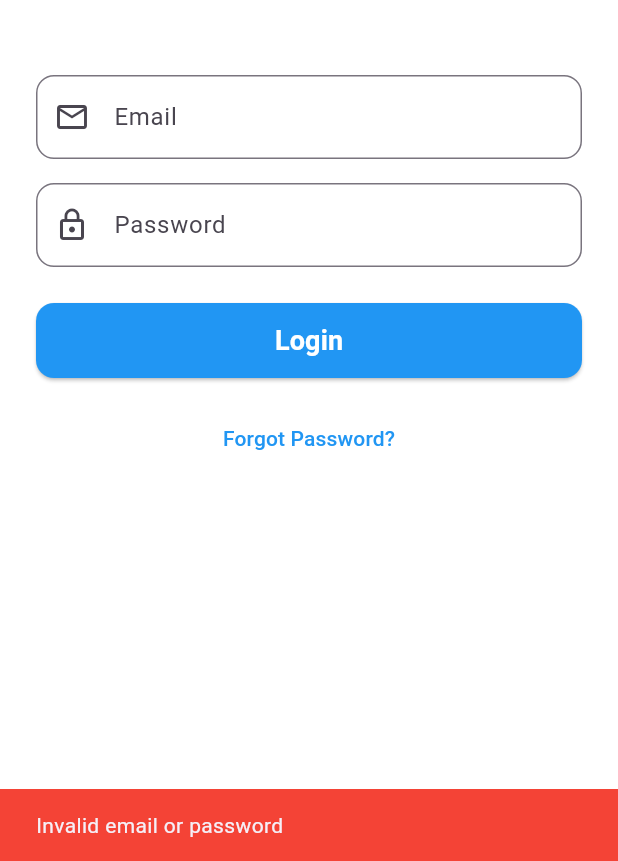
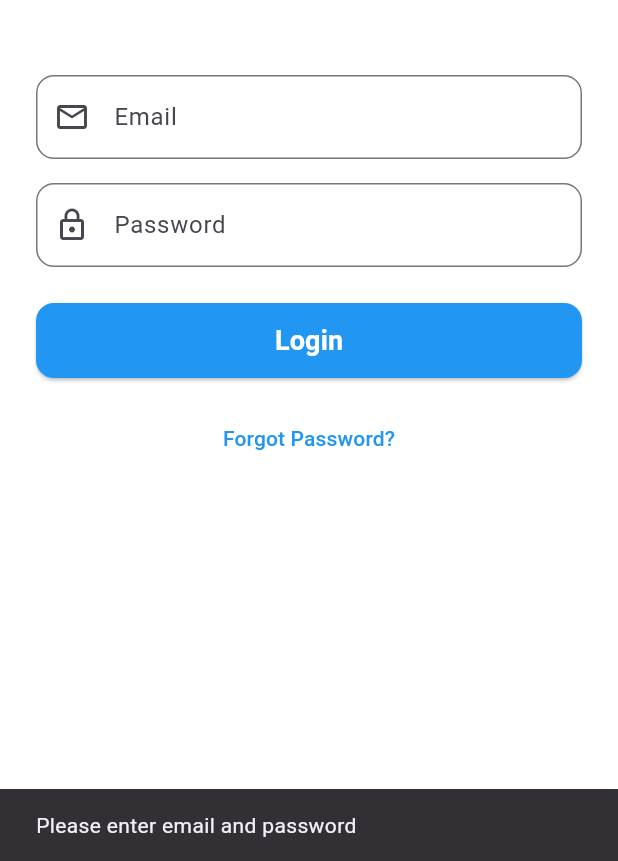
Before and after one commit to HoangTu910/MiApp, a Flutter app: the screen it shows after launch, after a tap on "Login", on a phone screen of 412 x 824 dp, the part 375-1236 px from its top. Run offline on Flutter 3.47's test engine with Material 3 defaults, Android fonts, the phone set to English and light mode, and no system bars; our stand-ins replace firebase_auth, firebase_core, go_router; accounts and stored records are empty.

Commit message:
commit last

```diff
--- a/lib/features/auth/presentation/pages/login.dart
+++ b/lib/features/auth/presentation/pages/login.dart
@@ -1,127 +1,14 @@
 import 'package:flutter/material.dart';
-import 'package:go_router/go_router.dart';
-import 'package:miapp/config/route/route.dart';
+import 'package:miapp/features/auth/presentation/widgets/login_form.dart';
 
-class LoginPage extends StatefulWidget {
+class LoginPage extends StatelessWidget {
   const LoginPage({super.key});
 
   @override
-  State<LoginPage> createState() => _LoginPageState();
-}
-
-class _LoginPageState extends State<LoginPage> {
-  final _emailController = TextEditingController();
-  final _passwordController = TextEditingController();
-
-  Future<void> _login() async {
-    const validEmail = "test@test.com";
-    const validPassword = "123456";
-
-    if (_emailController.text == validEmail &&
-        _passwordController.text == validPassword) {
-      context.push(AppRoute.main); // Update your route configuration
-    } else {
-      ScaffoldMessenger.of(context).showSnackBar(
-        const SnackBar(
-          content: Text('Invalid email or password'),
-          backgroundColor: Colors.red,
-        ),
-      );
-    }
-  }
-
-  @override
   Widget build(BuildContext context) {
-    return Scaffold(
+    return const Scaffold(
       backgroundColor: Colors.white,
-      body: SingleChildScrollView(
-        child: Column(
-          children: [
-            const SizedBox(height: 100),
-            Image.asset(
-              "assets/images/owllogo.png",
-              height: 150, // Reduced height
-              width: 150, // Added width to maintain aspect ratio
-              fit: BoxFit.contain, // Added to ensure proper scaling
-            ),
-            const SizedBox(height: 50),
-            Padding(
-              padding: const EdgeInsets.symmetric(horizontal: 24),
-              child: Column(
-                children: [
-                    TextField(
-                      controller: _emailController,
-                      cursorColor: Colors.blue, // Add this line to change cursor color
-                      decoration: InputDecoration(
-                      hintText: 'Email',
-                      prefixIcon: const Icon(Icons.email_outlined),
-                      border: OutlineInputBorder(
-                      borderRadius: BorderRadius.circular(12),
-                    ),
-                    focusedBorder: OutlineInputBorder(
-                      borderRadius: BorderRadius.circular(12),
-                      borderSide: const BorderSide(color: Colors.blue, width: 2),
-                    ),
-                    ),
-                    ),
-                  const SizedBox(height: 16),
-                  TextField(
-                    cursorColor: Colors.blue,
-                    controller: _passwordController,
-                    obscureText: true,
-                    decoration: InputDecoration(
-                      hintText: 'Password',
-                      prefixIcon: const Icon(Icons.lock_outline),
-                      border: OutlineInputBorder(
-                        borderRadius: BorderRadius.circular(12),
-                      ),
-                      focusedBorder: OutlineInputBorder(
-                        borderRadius: BorderRadius.circular(12),
-                        borderSide: const BorderSide(color: Colors.blue, width: 2),
-                    ),
-                    ),
-                  ),
-                  const SizedBox(height: 24),
-                  SizedBox(
-                    width: double.infinity,
-                    height: 50,
-                    child: ElevatedButton(
-                      onPressed: () async {
-                        _login();
-                      },
-                      style: ElevatedButton.styleFrom(
-                        backgroundColor: Colors.blue,
-                        shape: RoundedRectangleBorder(
-                          borderRadius: BorderRadius.circular(12),
-                        ),
-                      ),
-                      child: const Text(
-                        'Login',
-                        style: TextStyle(
-                          color: Colors.white,
-                          fontSize: 18,
-                          fontWeight: FontWeight.bold,
-                        ),
-                      ),
-                    ),
-                  ),
-                  const SizedBox(height: 16),
-                  TextButton(
-                    onPressed: () {},
-                    child: const Text(
-                      'Forgot Password?',
-                      style: TextStyle(
-                        color: Colors.blue, // Change this color to whatever you want
-                        fontSize: 14,
-                      ),
-                    ),
-                  ),
-                ],
-              ),
-            ),
-          ],
-        ),
-      ),
+      body: LoginForm(),
     );
   }
 }
--- /dev/null
+++ b/lib/features/auth/presentation/widgets/login_form.dart
@@ -0,0 +1,159 @@
+import 'package:flutter/foundation.dart';
+import 'package:flutter/material.dart';
+import 'package:firebase_auth/firebase_auth.dart';
+import 'package:go_router/go_router.dart';
+import 'package:miapp/config/route/route.dart';
+
+class LoginForm extends StatefulWidget {
+  const LoginForm({super.key});
+
+  @override
+  State<LoginForm> createState() => _LoginFormState();
+}
+
+class _LoginFormState extends State<LoginForm> {
+  final _emailController = TextEditingController();
+  final _passwordController = TextEditingController();
+  bool _isLoading = false;
+
+  Future<void> _login() async {
+  if (_emailController.text.isEmpty || _passwordController.text.isEmpty) {
+    ScaffoldMessenger.of(context).showSnackBar(
+      const SnackBar(content: Text("Please enter email and password")),
+    );
+    return;
+  }
+
+  setState(() => _isLoading = true);
+
+  try {
+    final userCredential = await FirebaseAuth.instance.signInWithEmailAndPassword(
+      email: _emailController.text.trim(),
+      password: _passwordController.text.trim(),
+    );
+    if (!mounted) return;
+    context.push(AppRoute.main); // Navigate directly
+  } on FirebaseAuthException catch (e) {
+    if (!mounted) return;
+    String errorMessage = switch (e.code) {
+      'user-not-found' => 'No user found with this email',
+      'wrong-password' => 'Wrong password',
+      'user-disabled' => 'This account has been disabled',
+      'too-many-requests' => 'Too many attempts. Please try again later',
+      'invalid-email' => 'Invalid email address',
+      _ => e.message ?? 'Authentication failed'
+    };
+    ScaffoldMessenger.of(context).showSnackBar(
+      SnackBar(content: Text(errorMessage), backgroundColor: Colors.red),
+    );
+  } catch (e) {
+    if (!mounted) return;
+    ScaffoldMessenger.of(context).showSnackBar(
+      SnackBar(content: Text('Unexpected error: $e'), backgroundColor: Colors.red),
+    );
+  } finally {
+    if (mounted) {
+      setState(() => _isLoading = false);
+    }
+  }
+}
+
+  @override
+  Widget build(BuildContext context) {
+    return SingleChildScrollView(
+      child: Column(
+        children: [
+          const SizedBox(height: 100),
+          Image.asset(
+            "assets/images/owllogo.png",
+            height: 150,
+            width: 150,
+            fit: BoxFit.contain,
+          ),
+          const SizedBox(height: 50),
+          Padding(
+            padding: const EdgeInsets.symmetric(horizontal: 24),
+            child: Column(
+              children: [
+                TextField(
+                  controller: _emailController,
+                  cursorColor: Colors.blue,
+                  decoration: InputDecoration(
+                    hintText: 'Email',
+                    prefixIcon: const Icon(Icons.email_outlined),
+                    border: OutlineInputBorder(
+                      borderRadius: BorderRadius.circular(12),
+                    ),
+                    focusedBorder: OutlineInputBorder(
+                      borderRadius: BorderRadius.circular(12),
+                      borderSide: const BorderSide(color: Colors.blue, width: 2),
+                    ),
+                  ),
+                ),
+                const SizedBox(height: 16),
+                TextField(
+                  cursorColor: Colors.blue,
+                  controller: _passwordController,
+                  obscureText: true,
+                  decoration: InputDecoration(
+                    hintText: 'Password',
+                    prefixIcon: const Icon(Icons.lock_outline),
+                    border: OutlineInputBorder(
+                      borderRadius: BorderRadius.circular(12),
+                    ),
+                    focusedBorder: OutlineInputBorder(
+                      borderRadius: BorderRadius.circular(12),
+                      borderSide: const BorderSide(color: Colors.blue, width: 2),
+                    ),
+                  ),
+                ),
+                const SizedBox(height: 24),
+                SizedBox(
+                  width: double.infinity,
+                  height: 50,
+                  child: ElevatedButton(
+                    onPressed: _isLoading ? null : _login,
+                    style: ElevatedButton.styleFrom(
+                      backgroundColor: Colors.blue,
+                      shape: RoundedRectangleBorder(
+                        borderRadius: BorderRadius.circular(12),
+                      ),
+                    ),
+                    child: _isLoading
+                        ? const CircularProgressIndicator(color: Colors.white)
+                        : const Text(
+                            'Login',
+                            style: TextStyle(
+                              color: Colors.white,
+                              fontSize: 18,
+                              fontWeight: FontWeight.bold,
+                            ),
+                          ),
+                  ),
+                ),
+                const SizedBox(height: 16),
+                TextButton(
+                  onPressed: () {},
+                  child: const Text(
+                    'Forgot Password?',
+                    style: TextStyle(
+                      color: Colors.blue,
+                      fontSize: 14,
+                    ),
+                  ),
+                ),
+              ],
+            ),
+          ),
+        ],
+      ),
+    );
+  }
+
+  @override
+  void dispose() {
+    _emailController.dispose();
+    _passwordController.dispose();
+    super.dispose();
+  }
+}
--- a/lib/main.dart
+++ b/lib/main.dart
@@ -1,5 +1,7 @@
 import 'package:flutter/material.dart';
 import 'package:miapp/config/route/route.dart';
+import 'package:firebase_core/firebase_core.dart';
+import 'firebase_options.dart';
 
 class MiApp extends StatefulWidget {
   const MiApp({super.key});
@@ -15,6 +17,15 @@ class _MiAppState extends State<MiApp> {
   }
 }
 
-void main() {
+Future<void> main() async {
+  WidgetsFlutterBinding.ensureInitialized();
+  try {
+    await Firebase.initializeApp(
+      options: DefaultFirebaseOptions.currentPlatform,
+    );
+    debugPrint('Firebase initialized successfully');
+  } catch (e) {
+    debugPrint('Firebase initialization error: $e');
+  }
   runApp(const MiApp());
 }
--- a/pubspec.yaml
+++ b/pubspec.yaml
@@ -55,6 +55,11 @@ dependencies:
   go_router: ^14.8.0
   persistent_bottom_nav_bar_v2: ^5.2.3
 
+  #Firestore
+  firebase_core: ^3.6.0
+  firebase_auth: ^5.3.1
+  cloud_firestore: ^5.4.4
+
 dev_dependencies:
   flutter_test:
     sdk: flutter
```
Also changed, not shown: firebase.json (added), lib/firebase_options.dart, pubspec.lock, 4 other files.
